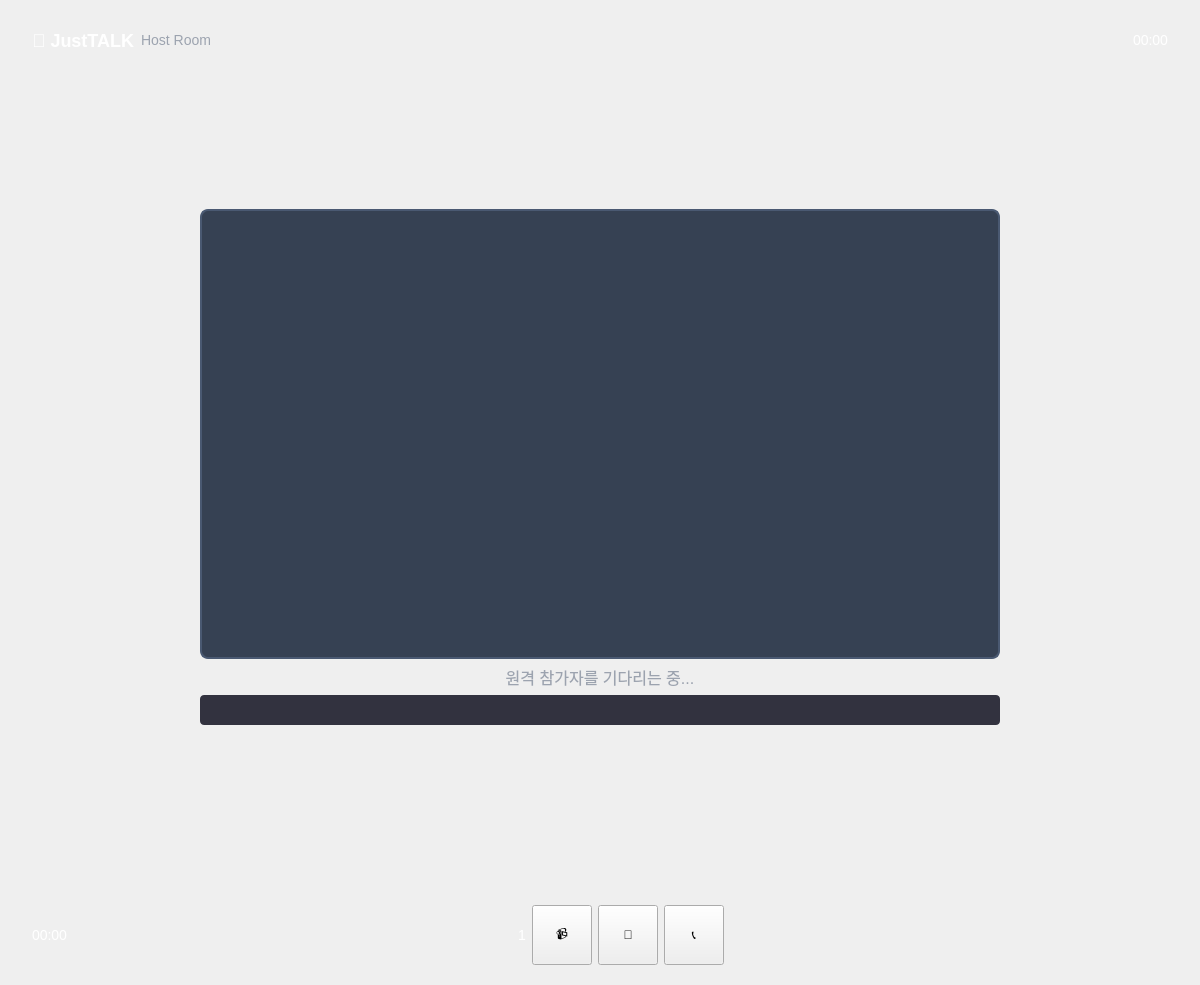
JustTALK-veda/Client_QT, file forlocal.ui: the form before one commit.
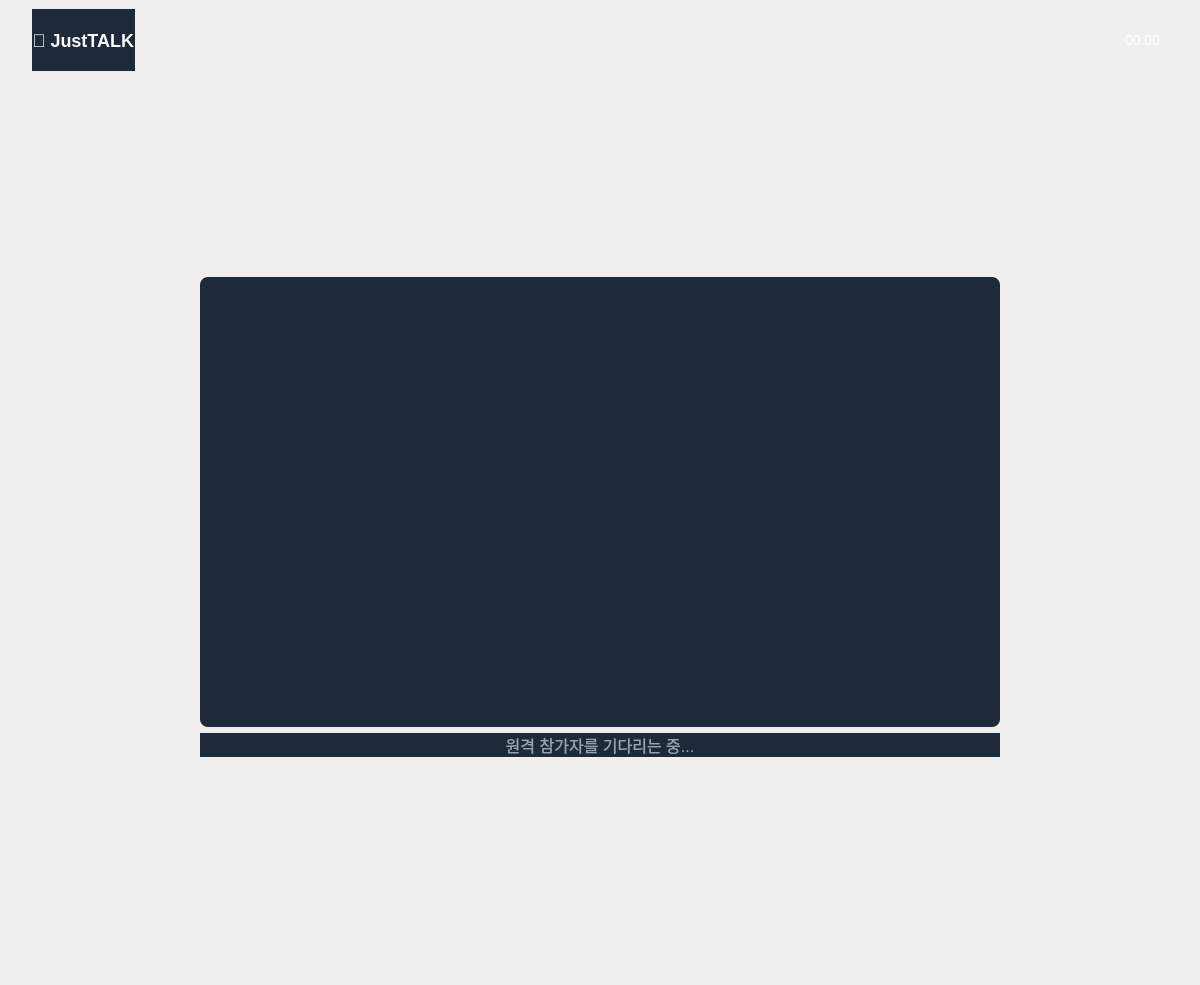
The form after the commit. Icons and pictures are not drawn.

The edit to the form file:
```diff
--- a/forlocal.ui
+++ b/forlocal.ui
@@ -59,23 +59,13 @@
       <item>
        <widget class="QLabel" name="logoLabel">
         <property name="styleSheet">
-         <string>font-size: 18px; font-weight: bold; color: white;</string>
+         <string notr="true">background-color: #1E2939; font-size: 18px; font-weight: bold; color: white;</string>
         </property>
         <property name="text">
          <string>🔶 JustTALK</string>
         </property>
        </widget>
       </item>
-      <item>
-       <widget class="QLabel" name="roomCodeLabel">
-        <property name="styleSheet">
-         <string>color: #9CA3AF; font-size: 14px;</string>
-        </property>
-        <property name="text">
-         <string>Host Room</string>
-        </property>
-       </widget>
-      </item>
       <item>
        <spacer name="headerSpacer">
         <property name="orientation">
@@ -90,12 +80,22 @@
        </spacer>
       </item>
       <item>
-       <widget class="QLabel" name="timeLabel">
+       <widget class="QPushButton" name="timeLabel">
+        <property name="sizePolicy">
+         <sizepolicy hsizetype="Preferred" vsizetype="Preferred">
+          <horstretch>0</horstretch>
+          <verstretch>0</verstretch>
+         </sizepolicy>
+        </property>
         <property name="styleSheet">
-         <string>color: white; font-size: 14px;</string>
+         <string notr="true">background-color: #1E2939; color: white; font-size: 14px; background: transparent; border: none;</string>
         </property>
         <property name="text">
-         <string>00:00</string>
+         <string>  00:00  </string>
+        </property>
+        <property name="icon">
+         <iconset resource="Resources.qrc">
+          <normaloff>:/Image/config/clock.png</normaloff>:/Image/config/clock.png</iconset>
         </property>
        </widget>
       </item>
@@ -147,6 +147,9 @@
              <verstretch>0</verstretch>
             </sizepolicy>
            </property>
+           <property name="styleSheet">
+            <string notr="true"/>
+           </property>
            <layout class="QVBoxLayout" name="videoLayout">
             <property name="leftMargin">
              <number>16</number>
@@ -175,9 +178,9 @@
                </size>
               </property>
               <property name="styleSheet">
-               <string>QLabel {
-    background-color: #364153;
-    border: 2px solid #4A5972;
+               <string notr="true">QLabel {
+    background-color: #1E2939;
+    border: none;
     border-radius: 8px;
 }</string>
               </property>
@@ -192,7 +195,7 @@
             <item>
              <widget class="QLabel" name="videoStatusLabel">
               <property name="styleSheet">
-               <string>color: #9CA3AF; font-size: 16px;</string>
+               <string notr="true">background-color: #1E2939; color: #9CA3AF; font-size: 16px;</string>
               </property>
               <property name="text">
                <string>원격 참가자를 기다리는 중...</string>
@@ -202,25 +205,6 @@
               </property>
              </widget>
             </item>
-            <item>
-             <widget class="QLabel" name="participantNameLabel">
-              <property name="visible">
-               <bool>false</bool>
-              </property>
-              <property name="styleSheet">
-               <string>color: white;
-background-color: rgba(3, 2, 19, 0.8);
-padding: 8px 16px;
-border-radius: 4px;</string>
-              </property>
-              <property name="text">
-               <string/>
-              </property>
-              <property name="alignment">
-               <set>Qt::AlignmentFlag::AlignCenter</set>
-              </property>
-             </widget>
-            </item>
            </layout>
           </widget>
          </item>
@@ -243,142 +227,6 @@
      </layout>
     </widget>
    </item>
-   <item>
-    <widget class="QFrame" name="controlFrame">
-     <property name="minimumSize">
-      <size>
-       <width>0</width>
-       <height>100</height>
-      </size>
-     </property>
-     <property name="maximumSize">
-      <size>
-       <width>16777215</width>
-       <height>100</height>
-      </size>
-     </property>
-     <layout class="QHBoxLayout" name="controlLayout">
-      <property name="leftMargin">
-       <number>32</number>
-      </property>
-      <property name="rightMargin">
-       <number>32</number>
-      </property>
-      <item>
-       <widget class="QLabel" name="timeDisplayLabel">
-        <property name="styleSheet">
-         <string>color: white; font-size: 14px;</string>
-        </property>
-        <property name="text">
-         <string>00:00</string>
-        </property>
-       </widget>
-      </item>
-      <item>
-       <spacer name="leftControlSpacer">
-        <property name="orientation">
-         <enum>Qt::Orientation::Horizontal</enum>
-        </property>
-        <property name="sizeHint" stdset="0">
-         <size>
-          <width>40</width>
-          <height>20</height>
-         </size>
-        </property>
-       </spacer>
-      </item>
-      <item>
-       <widget class="QLabel" name="participantCountLabel">
-        <property name="styleSheet">
-         <string>color: white; font-size: 14px;</string>
-        </property>
-        <property name="text">
-         <string>1</string>
-        </property>
-       </widget>
-      </item>
-      <item>
-       <widget class="QPushButton" name="cameraButton">
-        <property name="minimumSize">
-         <size>
-          <width>60</width>
-          <height>60</height>
-         </size>
-        </property>
-        <property name="maximumSize">
-         <size>
-          <width>60</width>
-          <height>60</height>
-         </size>
-        </property>
-        <property name="toolTip">
-         <string>카메라 끄기</string>
-        </property>
-        <property name="text">
-         <string>📹</string>
-        </property>
-       </widget>
-      </item>
-      <item>
-       <widget class="QPushButton" name="muteButton">
-        <property name="minimumSize">
-         <size>
-          <width>60</width>
-          <height>60</height>
-         </size>
-        </property>
-        <property name="maximumSize">
-         <size>
-          <width>60</width>
-          <height>60</height>
-         </size>
-        </property>
-        <property name="toolTip">
-         <string>마이크 끄기</string>
-        </property>
-        <property name="text">
-         <string>🎤</string>
-        </property>
-       </widget>
-      </item>
-      <item>
-       <widget class="QPushButton" name="endCallButton">
-        <property name="minimumSize">
-         <size>
-          <width>60</width>
-          <height>60</height>
-         </size>
-        </property>
-        <property name="maximumSize">
-         <size>
-          <width>60</width>
-          <height>60</height>
-         </size>
-        </property>
-        <property name="toolTip">
-         <string>통화 종료</string>
-        </property>
-        <property name="text">
-         <string>📞</string>
-        </property>
-       </widget>
-      </item>
-      <item>
-       <spacer name="rightControlSpacer">
-        <property name="orientation">
-         <enum>Qt::Orientation::Horizontal</enum>
-        </property>
-        <property name="sizeHint" stdset="0">
-         <size>
-          <width>40</width>
-          <height>20</height>
-         </size>
-        </property>
-       </spacer>
-      </item>
-     </layout>
-    </widget>
-   </item>
   </layout>
  </widget>
  <resources/>
```
Left out of the diff: 4 changed lines with no effect on the pictures.
